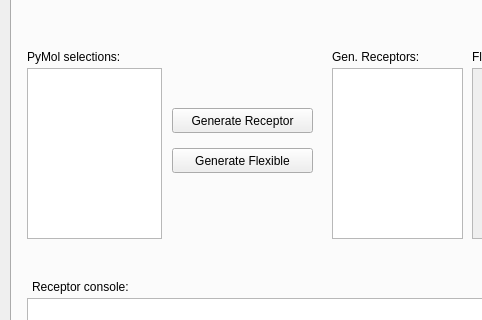
Above: demowidget.ui from gjonwick/MAGI-Dock before the change; both pictures show x 0 to 482 and y 158 to 478 of the 980 by 800 pixel window. Below: the same form after it.
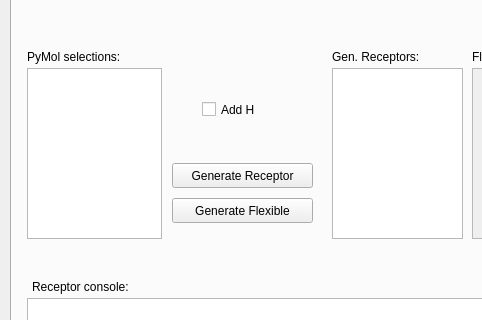
That is the form after the change. The open tabs and pages were chosen to show the change. Icons and pictures are not drawn.

Commit message: add H check_box in receptor tab

Patch:
```diff
--- a/demowidget.ui
+++ b/demowidget.ui
@@ -729,7 +729,7 @@
      <property name="geometry">
       <rect>
        <x>160</x>
-       <y>240</y>
+       <y>290</y>
        <width>141</width>
        <height>25</height>
       </rect>
@@ -781,7 +781,7 @@
      <property name="geometry">
       <rect>
        <x>160</x>
-       <y>200</y>
+       <y>255</y>
        <width>141</width>
        <height>25</height>
       </rect>
@@ -849,6 +849,19 @@
       <string>Receptor console:</string>
      </property>
     </widget>
+    <widget class="QCheckBox" name="checkBox_addHydrogens_receptor">
+     <property name="geometry">
+      <rect>
+       <x>190</x>
+       <y>190</y>
+       <width>81</width>
+       <height>23</height>
+      </rect>
+     </property>
+     <property name="text">
+      <string>Add H</string>
+     </property>
+    </widget>
    </widget>
    <widget class="QWidget" name="ligands_tab">
     <attribute name="title">
```
Left out of the diff: 4 changed lines with no effect on the pictures.
